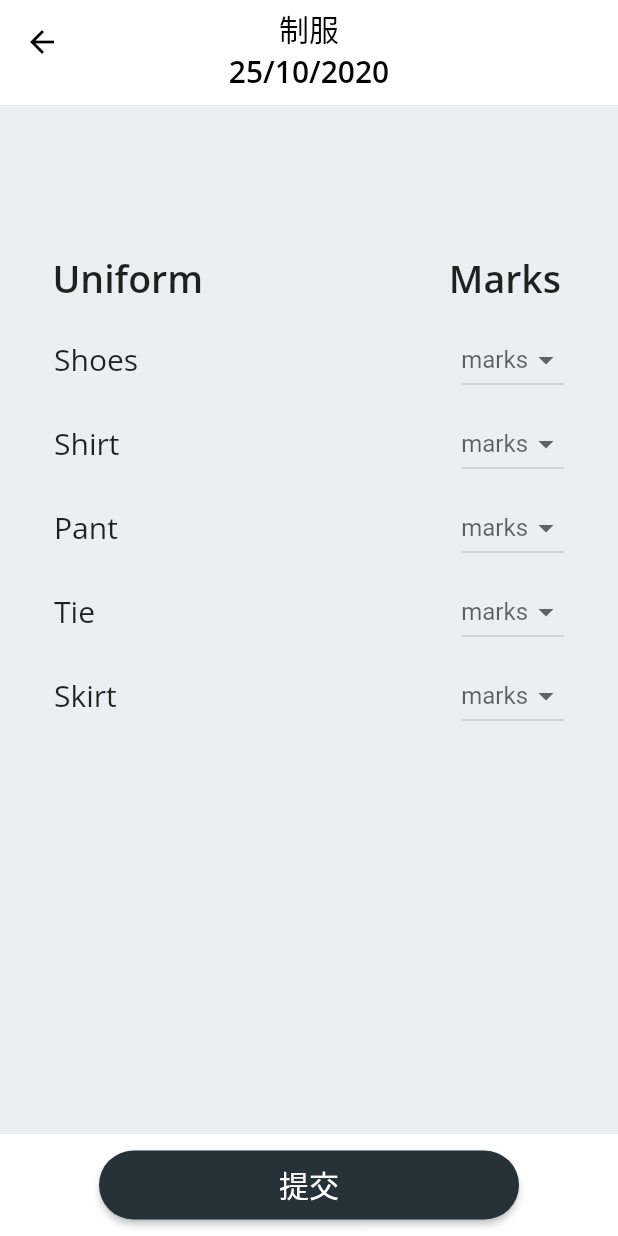
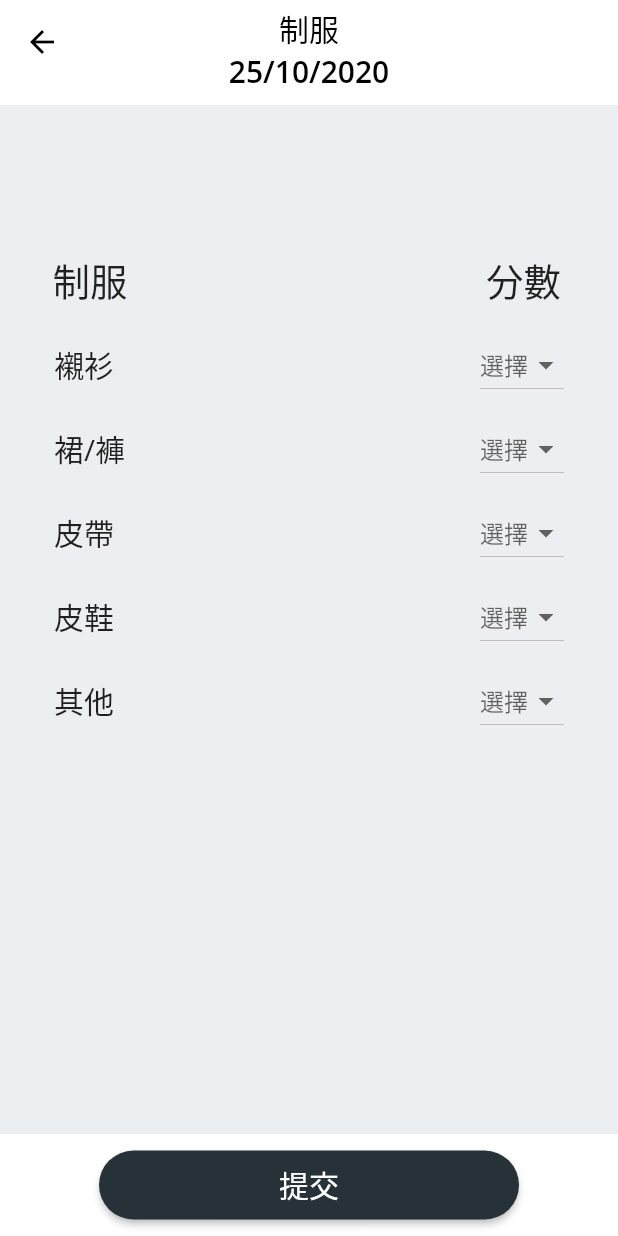
Before and after one commit to ameysunu/attendance, a Flutter app: the Uniform screen opened directly with empty values, on a phone screen of 412 x 824 dp. Run offline on Flutter 3.47's test engine with Material 2 defaults, Android fonts, the phone set to English and light mode, and no system bars; our stand-ins replace cloud_firestore, email_validator, firebase_auth, firebase_core; accounts and stored records are empty.

Commit message:
updated settings, uniform lang

```diff
--- a/lib/pages/settings.dart
+++ b/lib/pages/settings.dart
@@ -220,7 +220,7 @@ class _AboutState extends State<About> {
               child: Column(
                 children: [
                   Text(
-                    "身為一位中級組隊員，我希望集隊後可以愉快地打籃球，不用統計人數或者收通告。為 BB78 創造一個跟美好的下午，而且為每個 BB78 導師提供優質自動化服務。",
+                    "身為一位中級組隊員，我希望集隊後可以愉快地打籃球，不用統計人數或者收通告。為 BB78 創造一個更美好的下午，而且為每個 BB78 導師提供優質自動化服務。",
                     style:
                         TextStyle(fontFamily: 'OpenSans Regular', fontSize: 20),
                   ),
--- a/lib/pages/uniform.dart
+++ b/lib/pages/uniform.dart
@@ -33,7 +33,7 @@ class _UniformState extends State<Uniform> {
               Padding(
                 padding: const EdgeInsets.only(top: 20.0),
                 child: Text(
-                  '制服', //uniform
+                  '制服',
                   style: TextStyle(
                     color: Colors.black,
                     fontWeight: FontWeight.normal,
@@ -94,7 +94,7 @@ class _UniformState extends State<Uniform> {
                         mainAxisAlignment: MainAxisAlignment.spaceBetween,
                         children: [
                           Text(
-                            'Uniform',
+                            '制服',
                             style: TextStyle(
                               fontSize: 25,
                               fontFamily: "OpenSans SemiBold",
@@ -106,7 +106,7 @@ class _UniformState extends State<Uniform> {
                           Padding(
                             padding: const EdgeInsets.only(right: 8.0),
                             child: Text(
-                              "Marks",
+                              "分數",
                               style: TextStyle(
                                 fontSize: 25,
                                 fontFamily: "OpenSans SemiBold",
@@ -119,17 +119,16 @@ class _UniformState extends State<Uniform> {
                   ),
                   Column(
                     children: [
-                      //shoes
                       ListTile(
                         title: Text(
-                          'Shoes',
+                          '襯衫',
                           style: TextStyle(
                             fontSize: 20,
                             fontFamily: "OpenSans Regular",
                           ),
                         ),
                         trailing: DropdownButton(
-                          hint: Text("marks"),
+                          hint: Text("選擇"),
                           value: shoe,
                           onChanged: (val) {
                             setState(() {
@@ -144,18 +143,16 @@ class _UniformState extends State<Uniform> {
                           }).toList(),
                         ),
                       ),
-
-                      //  shirt
                       ListTile(
                         title: Text(
-                          'Shirt',
+                          '裙/褲',
                           style: TextStyle(
                             fontSize: 20,
                             fontFamily: "OpenSans Regular",
                           ),
                         ),
                         trailing: DropdownButton(
-                          hint: Text("marks"),
+                          hint: Text("選擇"),
                           value: shirt,
                           onChanged: (val) {
                             setState(() {
@@ -170,17 +167,16 @@ class _UniformState extends State<Uniform> {
                           }).toList(),
                         ),
                       ),
-                      //  pant
                       ListTile(
                         title: Text(
-                          'Pant',
+                          '皮帶',
                           style: TextStyle(
                             fontSize: 20,
                             fontFamily: "OpenSans Regular",
                           ),
                         ),
                         trailing: DropdownButton(
-                          hint: Text("marks"),
+                          hint: Text("選擇"),
                           value: pant,
                           onChanged: (val) {
                             setState(() {
@@ -195,17 +191,16 @@ class _UniformState extends State<Uniform> {
                           }).toList(),
                         ),
                       ),
-                      //  tye
                       ListTile(
                         title: Text(
-                          'Tie',
+                          '皮鞋',
                           style: TextStyle(
                             fontSize: 20,
                             fontFamily: "OpenSans Regular",
                           ),
                         ),
                         trailing: DropdownButton(
-                          hint: Text("marks"),
+                          hint: Text("選擇"),
                           value: tye,
                           onChanged: (val) {
                             setState(() {
@@ -220,19 +215,16 @@ class _UniformState extends State<Uniform> {
                           }).toList(),
                         ),
                       ),
-
-                      //  skirt
-
                       ListTile(
                         title: Text(
-                          'Skirt',
+                          '其他',
                           style: TextStyle(
                             fontSize: 20,
                             fontFamily: "OpenSans Regular",
                           ),
                         ),
                         trailing: DropdownButton(
-                          hint: Text("marks"),
+                          hint: Text("選擇"),
                           value: skirt,
                           onChanged: (val) {
                             setState(() {
@@ -300,7 +292,7 @@ class _UniformState extends State<Uniform> {
                       Navigator.pop(context);
                     },
                     child: Text(
-                      '提交', //submit
+                      '提交',
                       style: TextStyle(fontSize: 20),
                     ),
                   ),
```
Also changed, not shown: pubspec.lock.
